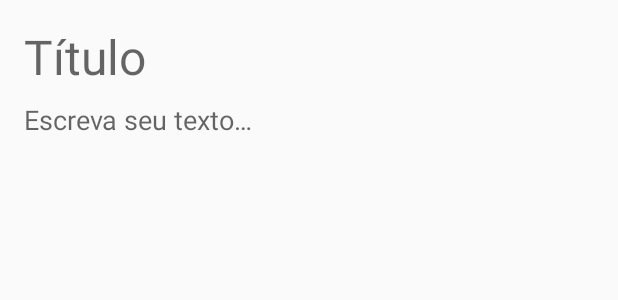
After one commit to jonataslinoo/Notes, an Android app: the layout formulario_note.xml on its own in the app's theme, with its tools: preview values and no code run, on a phone screen of 412 x 824 dp. The commit adds this screen. Shown: the top 300 px of the screen. Run offline under Robolectric (Android 15) with nearby library versions, the phone set to English and light mode, and no system bars; network calls fail.

Commit message:
Passagem da ultima activity de formulario para fragment, falta organizar alguns detalhes de retorno e salvamento.

```diff
--- a/app/src/main/java/br/com/linoo/notes/ui/fragment/ListaNotesFragment.kt
+++ b/app/src/main/java/br/com/linoo/notes/ui/fragment/ListaNotesFragment.kt
@@ -19,7 +19,7 @@ private const val MENSAGEM_FALHA_CARREGAR_NOTES = "Não foi possível carregar a
 private const val TITULO_APPBAR = "Anotações"
 
 class ListaNotesFragment : Fragment() {
-    var quandoFabSalvaNoteClicada: () -> Unit = {}
+    var quandoFabSalvaNoteClicada: (note: Note?) -> Unit = {}
     var quandoNoteSelecionada: (note: Note) -> Unit = {}
 
     private val viewModel: ListaNotesViewModel by viewModel()
@@ -68,7 +68,7 @@ class ListaNotesFragment : Fragment() {
 
     private fun configuraFabAdicionaNote() {
         binding.listaNotesFabSalvaNote.setOnClickListener {
-            quandoFabSalvaNoteClicada()
+            quandoFabSalvaNoteClicada(null)
         }
     }
 
--- /dev/null
+++ b/app/src/main/res/layout/formulario_note.xml
@@ -0,0 +1,50 @@
+<?xml version="1.0" encoding="utf-8"?>
+<androidx.constraintlayout.widget.ConstraintLayout xmlns:android="http://schemas.android.com/apk/res/android"
+    xmlns:app="http://schemas.android.com/apk/res-auto"
+    xmlns:tools="http://schemas.android.com/tools"
+    android:layout_width="match_parent"
+    android:layout_height="match_parent">
+
+    <EditText
+        android:id="@+id/formulario_note_titulo"
+        android:layout_width="0dp"
+        android:layout_height="wrap_content"
+        android:layout_margin="16dp"
+        android:background="@android:color/transparent"
+        android:hint="@string/titulo"
+        android:importantForAutofill="no"
+        android:inputType="textMultiLine"
+        android:textSize="32sp"
+        app:layout_constraintEnd_toEndOf="parent"
+        app:layout_constraintStart_toStartOf="parent"
+        app:layout_constraintTop_toTopOf="parent"
+        tools:ignore="UnusedAttribute" />
+
+    <EditText
+        android:id="@+id/formulario_note_texto"
+        android:layout_width="0dp"
+        android:layout_height="0dp"
+        android:layout_marginTop="8dp"
+        android:layout_marginBottom="8dp"
+        android:background="@android:color/transparent"
+        android:gravity="top"
+        android:hint="@string/escreva_seu_texto"
+        android:importantForAutofill="no"
+        android:inputType="textMultiLine"
+        app:layout_constraintBottom_toBottomOf="parent"
+        app:layout_constraintEnd_toEndOf="@id/formulario_note_titulo"
+        app:layout_constraintStart_toStartOf="@id/formulario_note_titulo"
+        app:layout_constraintTop_toBottomOf="@id/formulario_note_titulo"
+        tools:ignore="UnusedAttribute" />
+
+    <ProgressBar
+        android:id="@+id/formulario_note_progressbar"
+        android:layout_width="match_parent"
+        android:layout_height="150dp"
+        android:visibility="gone"
+        app:layout_constraintBottom_toBottomOf="parent"
+        app:layout_constraintLeft_toLeftOf="parent"
+        app:layout_constraintRight_toRightOf="parent"
+        app:layout_constraintTop_toTopOf="parent" />
+
+</androidx.constraintlayout.widget.ConstraintLayout>
```
Also changed, not shown: app/src/main/java/br/com/linoo/notes/ui/activity/ActivityNotes.kt (+26 -13 lines), app/src/main/java/br/com/linoo/notes/ui/fragment/FormularioNoteFragment.kt (added, +81 -0 lines).
